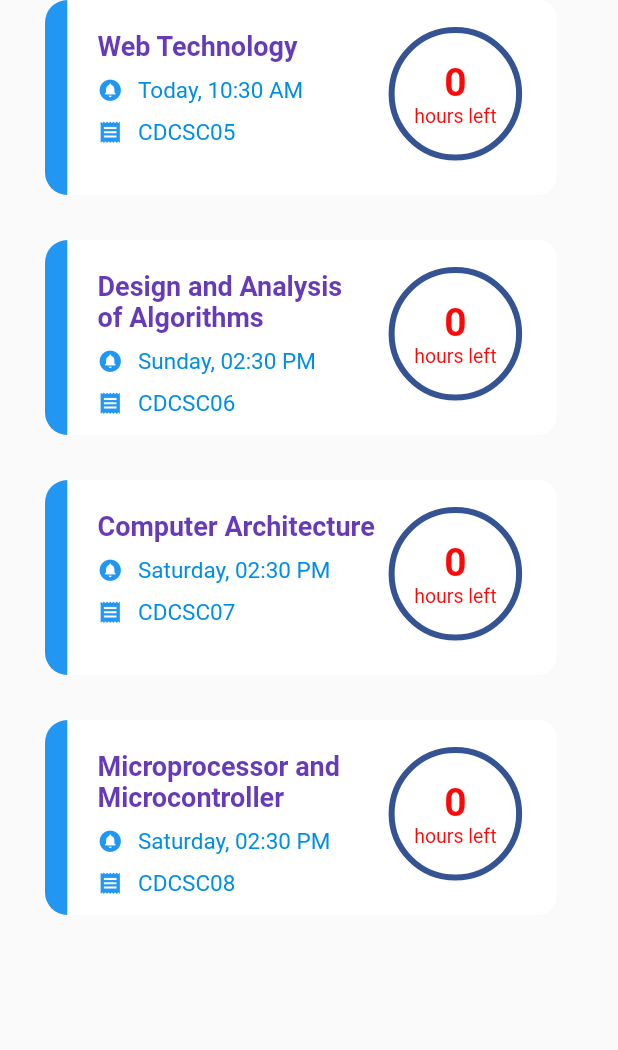
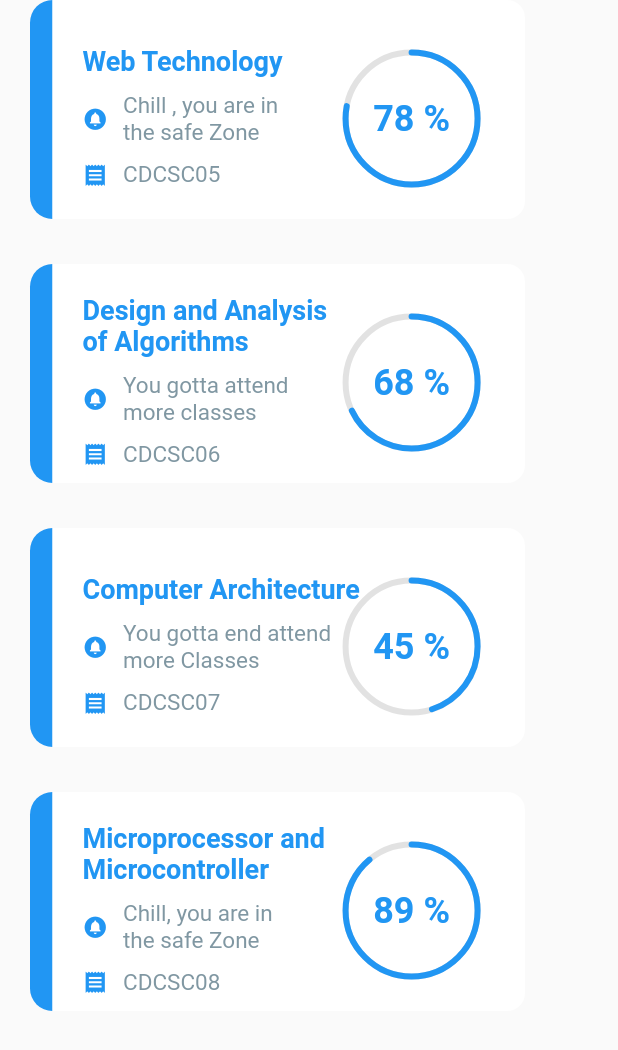
Before and after one commit to parthmahajan008/Nsutx-iosd, a Flutter app: the Attendance widget shown alone on an empty page, opened directly, on a phone screen of 412 x 824 dp. Shown: the top 1050 px of the screen. Run offline on Flutter 3.47's test engine with Material 2 defaults, Android fonts, the phone set to English and light mode, and no system bars; our stand-ins replace fluttertoast, sidebarx, tab_indicator_styler, url_launcher_web; missing offline and left inert: fab_circular_menu, progress_indicator; network calls fail.

Commit message:
attendance

```diff
--- /dev/null
+++ b/lib/pages/pages with appbar/attendance.dart
@@ -0,0 +1,36 @@
+import 'package:flutter/material.dart';
+import 'package:nsutx/widgets/attendancepercentage.dart';
+
+class Myattendancewithappbar extends StatelessWidget {
+  const Myattendancewithappbar({Key? key}) : super(key: key);
+
+  @override
+  Widget build(BuildContext context) {
+    return Scaffold(
+      appBar: AppBar(
+        backgroundColor: Colors.transparent,
+        elevation: 0,
+        title: const Center(
+          child: Text(
+            'My Attendance',
+            style: TextStyle(
+                fontSize: 25, fontWeight: FontWeight.bold, color: Colors.black),
+          ),
+        ),
+        leading: Padding(
+          padding: const EdgeInsets.only(left: 8.0),
+          child: IconButton(
+            onPressed: () {
+              Navigator.of(context).pop();
+            },
+            icon: const Icon(
+              Icons.arrow_back_ios,
+              color: Colors.black,
+            ),
+          ),
+        ),
+      ),
+      body: Attendance(),
+    );
+  }
+}
--- a/lib/widgets/attendancepercentage.dart
+++ b/lib/widgets/attendancepercentage.dart
@@ -1,15 +1,16 @@
 import 'package:flutter/material.dart';
+import 'package:flutter/rendering.dart';
 import 'package:nsutx/widgets/countdownpainter.dart';
 // import 'package:progress_indicator/progress_indicator.dart';
 import 'package:intl/intl.dart';
 
 const colorCard = Color.fromARGB(255, 255, 255, 255);
 const hourcolor = Color.fromARGB(255, 255, 7, 7);
-const colorBG = Color.fromARGB(255, 52, 83, 147);
+const colorBG = Color.fromARGB(255, 226, 226, 226);
 
-const colortext = Color.fromARGB(255, 0, 141, 229);
+var colortext = Colors.blueGrey.withOpacity(0.8);
 
-const textstylecalender = TextStyle(
+var textstylecalender = TextStyle(
   color: colortext,
   fontSize: 16.0,
 );
@@ -17,7 +18,7 @@ const textstylecalender = TextStyle(
 class Alert {
   final String title;
   final String subject;
-  final DateTime time;
+  final String time;
 
   Alert({required this.title, required this.subject, required this.time});
 }
@@ -26,22 +27,22 @@ List<Alert> attnList = [
   Alert(
     title: "Web Technology",
     subject: "CDCSC05",
-    time: DateTime.parse("2022-09-01 10:30:00"),
+    time: "Chill , you are in\nthe safe Zone",
   ),
   Alert(
-    title: "Design and Analysis \nof Algorithms",
+    title: "Design and Analysis\nof Algorithms",
     subject: "CDCSC06",
-    time: DateTime.parse("2020-09-06 14:30:00"),
+    time: "You gotta attend\nmore classes",
   ),
   Alert(
     title: "Computer Architecture",
     subject: "CDCSC07",
-    time: DateTime.parse("2020-06-06 14:30:00"),
+    time: "You gotta end attend\nmore Classes",
   ),
   Alert(
-    title: "Microprocessor and Microcontroller",
+    title: "Microprocessor and\nMicrocontroller",
     subject: "CDCSC08",
-    time: DateTime.parse("2020-06-06 14:30:00"),
+    time: "Chill, you are in\nthe safe Zone",
   ),
 ];
 
@@ -53,27 +54,32 @@ class Attendance extends StatelessWidget {
   @override
   Widget build(BuildContext context) {
     final DateFormat dateFormat = DateFormat("hh:mm a");
-    return Scaffold(
-      extendBodyBehindAppBar: true,
-      body: Padding(
-        padding: const EdgeInsets.symmetric(horizontal: 30.0),
+    // return Scaffold(
+    //   extendBodyBehindAppBar: true,
+    //   body:
+    return Padding(
+      padding: const EdgeInsets.symmetric(horizontal: 20.0),
       child: ListView.builder(
         physics: BouncingScrollPhysics(),
         shrinkWrap: true,
         itemCount: attnList.length,
         itemBuilder: (BuildContext context, int index) {
           Alert alert = attnList[index];
-            int hoursLeft = DateTime.now().difference(alert.time).inHours;
-            hoursLeft = hoursLeft < 0 ? -hoursLeft : 0;
-            double percent = hoursLeft / 48;
+          List<int> hoursLeft = [78, 68, 45, 89];
+          int hoursLeft_ =
+              hoursLeft[index] < 0 ? -hoursLeft[index] : hoursLeft[index];
+          double percent = hoursLeft_ / 100;
 
           return Row(
+            crossAxisAlignment: CrossAxisAlignment.center,
+            mainAxisAlignment: MainAxisAlignment.start,
             children: <Widget>[
               Container(
                 margin: const EdgeInsets.only(bottom: 30.0),
-                  height: 130.0,
+                height: 146.0,
                 width: 15.0,
                 decoration: BoxDecoration(
+                  // boxShadow: BoxShadow(color: Colors.amber),
                   color: Theme.of(context).colorScheme.secondary,
                   borderRadius: const BorderRadius.only(
                     topLeft: Radius.circular(30.0),
@@ -84,8 +90,8 @@ class Attendance extends StatelessWidget {
               Container(
                 margin: const EdgeInsets.only(bottom: 30.0),
                 padding: const EdgeInsets.fromLTRB(20.0, 20.0, 20.0, 10.0),
-                  height: 130.0,
-                  width: 326.0,
+                height: 146.0,
+                width: 315.0,
                 decoration: const BoxDecoration(
                   color: colorCard,
                   borderRadius: BorderRadius.only(
@@ -96,13 +102,14 @@ class Attendance extends StatelessWidget {
                 child: Stack(
                   children: <Widget>[
                     Column(
+                      mainAxisAlignment: MainAxisAlignment.center,
                       crossAxisAlignment: CrossAxisAlignment.start,
                       children: <Widget>[
                         Text(
                           alert.title,
                           style: const TextStyle(
                             fontWeight: FontWeight.bold,
-                              color: Colors.deepPurple,
+                            color: Colors.blue,
                             fontSize: 18.0,
                           ),
                         ),
@@ -116,8 +123,8 @@ class Attendance extends StatelessWidget {
                             ),
                             const SizedBox(width: 10.0),
                             Text(
-                                "${DateTime.now().weekday == alert.time.weekday ? "Today" : DateFormat.EEEE().format(alert.time)}, ${dateFormat.format(alert.time)}",
-                                style: const TextStyle(
+                              "${attnList[index].time}",
+                              style: TextStyle(
                                 color: colortext,
                                 fontSize: 15.0,
                               ),
@@ -135,7 +142,7 @@ class Attendance extends StatelessWidget {
                             const SizedBox(width: 10.0),
                             Text(
                               alert.subject,
-                                style: const TextStyle(
+                              style: TextStyle(
                                 color: colortext,
                                 fontSize: 15.0,
                               ),
@@ -145,6 +152,7 @@ class Attendance extends StatelessWidget {
                       ],
                     ),
                     Positioned(
+                      top: 15,
                       right: 0.0,
                       child: CustomPaint(
                         foregroundPainter: CountdownPainter(
@@ -158,21 +166,24 @@ class Attendance extends StatelessWidget {
                           child: Column(
                             mainAxisAlignment: MainAxisAlignment.center,
                             children: <Widget>[
-                                Text(
-                                  "$hoursLeft",
+                              Padding(
+                                padding: EdgeInsets.all(10),
+                                child: Text(
+                                  "$hoursLeft_ %",
                                   style: TextStyle(
                                     color: _getColor(context, percent),
-                                    fontSize: 26.0,
+                                    fontSize: 24.0,
                                     fontWeight: FontWeight.w600,
                                   ),
                                 ),
-                                Text(
-                                  "hours left",
-                                  style: TextStyle(
-                                    color: _getColor(context, percent),
-                                    fontSize: 13.0,
                               ),
-                                ),
+                              // Text(
+                              //   "",
+                              //   style: TextStyle(
+                              //     color: _getColor(context, percent),
+                              //     fontSize: 13.0,
+                              //   ),
+                              // ),
                             ],
                           ),
                         ),
@@ -184,7 +195,6 @@ class Attendance extends StatelessWidget {
             ],
           );
         },
-        ),
       ),
     );
   }
--- a/lib/widgets/homegrid.dart
+++ b/lib/widgets/homegrid.dart
@@ -4,6 +4,7 @@ import 'package:url_launcher/url_launcher.dart';
 import 'package:url_launcher/url_launcher_string.dart';
 
 import '../pages/RegisteredCourses.dart';
+import '../pages/pages with appbar/attendance.dart';
 import '../pages/pages with appbar/profilewithappbar.dart';
 import '../pages/prevyearpapers.dart';
 import '../pages/profile.dart';
@@ -48,7 +49,7 @@ class Homegrid extends StatelessWidget {
                   Padding(
                     padding: EdgeInsets.all(8.0),
                     child: Iconcard(
-                        pageRoute: Myprofile(),
+                        pageRoute: Myattendancewithappbar(),
                         icondata: Icons.check,
                         title: "Attendance"),
                   ),
--- a/lib/widgets/registeredcourseswidget.dart
+++ b/lib/widgets/registeredcourseswidget.dart
@@ -1,6 +1,5 @@
 import 'package:flutter/material.dart';
-import 'package:flutter/src/foundation/key.dart';
-import 'package:flutter/src/widgets/framework.dart';
+
 import 'package:tab_indicator_styler/tab_indicator_styler.dart';
 
 class RegisteredCourseswidget extends StatefulWidget {
```
Also changed, not shown: 13 other files. Lines whose indentation alone changed are shown as unchanged.
